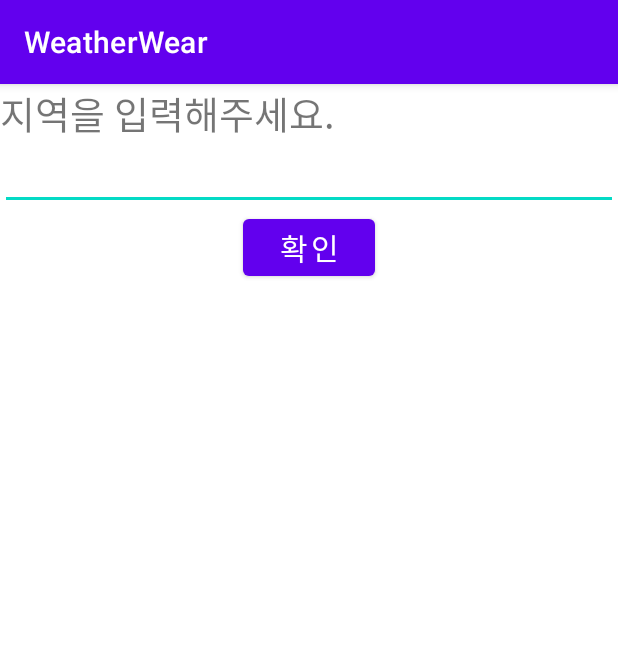
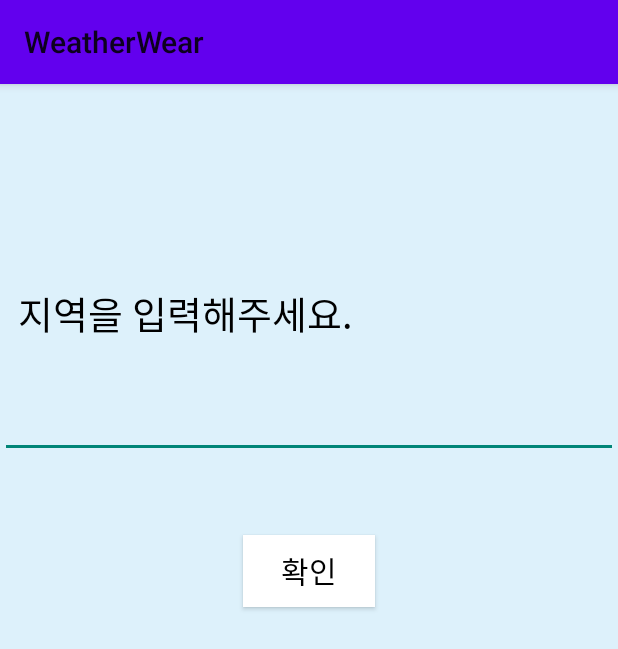
Before and after one commit to chaen9113/WeatherWear, an Android app: the screen it shows after launch (MainActivity), on a phone screen of 412 x 824 dp. Shown: the top 649 px of the screen. Run offline under Robolectric (Android 15) with nearby library versions, the light colour scheme and no system bars.

Commit message:
디자인 수정

```diff
--- a/app/src/main/res/layout/activity_main.xml
+++ b/app/src/main/res/layout/activity_main.xml
@@ -4,28 +4,47 @@
     xmlns:tools="http://schemas.android.com/tools"
     android:layout_width="match_parent"
     android:layout_height="match_parent"
+    android:background="#DDF1FB"
+    android:foregroundTint="#FFFFFF"
     tools:context=".MainActivity">
+
+    <TextView
+        android:id="@+id/blank"
+        android:layout_width="match_parent"
+        android:layout_height="wrap_content"/>
 
     <TextView
         android:id="@+id/label"
         android:layout_width="match_parent"
         android:layout_height="wrap_content"
-        android:text="지역을 입력해주세요."
-        android:textSize="25dp"/>
+        android:layout_below="@id/blank"
+        android:layout_marginTop="114dp"
+        android:text="  지역을 입력해주세요."
+        android:textColor="#000000"
+        android:textSize="25dp" />
+
     <EditText
         android:id="@+id/city"
         android:layout_width="match_parent"
         android:layout_height="wrap_content"
         android:layout_below="@id/label"
-        android:inputType="textShortMessage"/>
+        android:layout_marginTop="25dp"
+        android:inputType="textShortMessage"
+        android:textSize="23dp" />
+
     <Button
         android:id="@+id/ok"
-        android:layout_gravity="center"
         android:layout_width="wrap_content"
         android:layout_height="wrap_content"
         android:layout_below="@id/city"
         android:layout_centerHorizontal="true"
+        android:layout_gravity="center"
+        android:layout_marginTop="51dp"
+
+        android:background="@color/white"
+        android:backgroundTint="@color/white"
         android:text="확인"
-        android:textSize="20dp"/>
+        android:textColor="#000000"
+        android:textSize="20dp" />
 
 </RelativeLayout>
--- a/app/src/main/res/values/themes.xml
+++ b/app/src/main/res/values/themes.xml
@@ -1,6 +1,6 @@
 <resources xmlns:tools="http://schemas.android.com/tools">
     <!-- Base application theme. -->
-    <style name="Theme.WeatherWear" parent="Theme.MaterialComponents.DayNight.DarkActionBar">
+    <style name="Theme.WeatherWear" parent="Theme.AppCompat.Light">
         <!-- Primary brand color. -->
         <item name="colorPrimary">@color/purple_500</item>
         <item name="colorPrimaryVariant">@color/purple_700</item>
```
